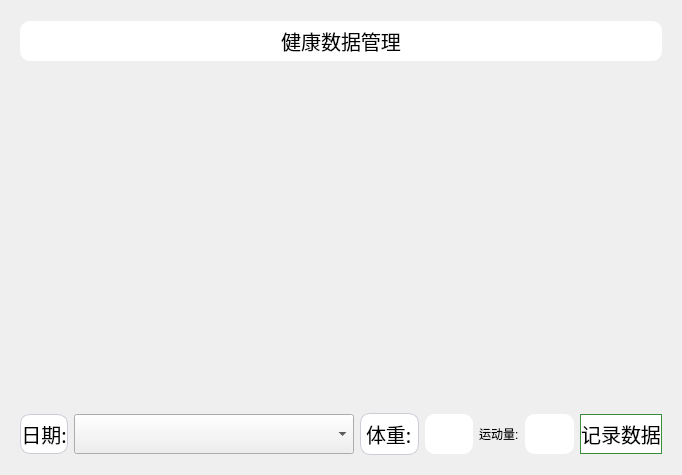
This is FitWidget/fitwidget.ui in foryouos/ForyouTools as Qt 5 draws it before an edit. The edited form follows.
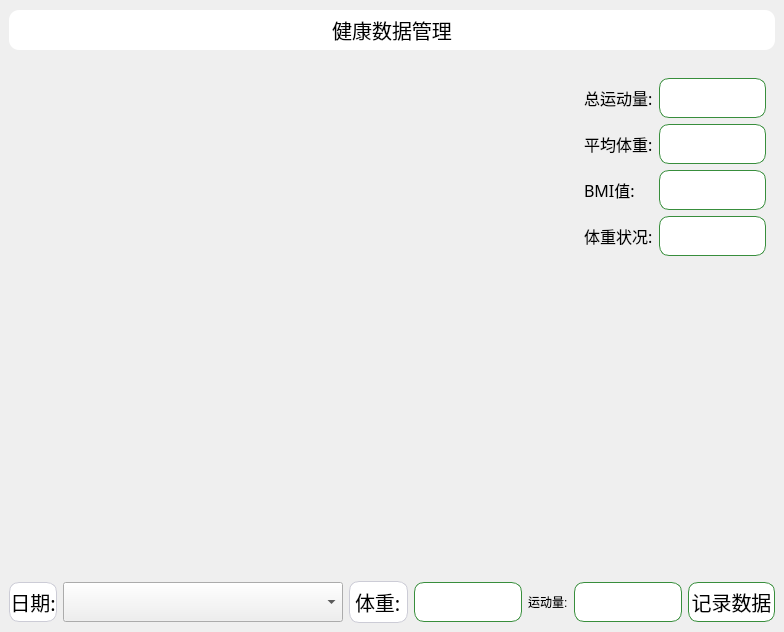
This is the edited form. Custom widgets are drawn as their Qt base class.

The edit to the form file:
```diff
--- a/FitWidget/fitwidget.ui
+++ b/FitWidget/fitwidget.ui
@@ -6,14 +6,29 @@
    <rect>
     <x>0</x>
     <y>0</y>
-    <width>682</width>
-    <height>475</height>
+    <width>784</width>
+    <height>632</height>
    </rect>
   </property>
   <property name="windowTitle">
    <string>FitWidget</string>
   </property>
   <layout class="QVBoxLayout" name="verticalLayout">
+   <property name="spacing">
+    <number>0</number>
+   </property>
+   <property name="leftMargin">
+    <number>0</number>
+   </property>
+   <property name="topMargin">
+    <number>0</number>
+   </property>
+   <property name="rightMargin">
+    <number>0</number>
+   </property>
+   <property name="bottomMargin">
+    <number>0</number>
+   </property>
    <item>
     <widget class="QWidget" name="TitleWidget" native="true">
      <property name="maximumSize">
@@ -55,7 +70,157 @@
     </widget>
    </item>
    <item>
-    <widget class="QWidget" name="LineWidget" native="true"/>
+    <widget class="QWidget" name="CenterWidget" native="true">
+     <layout class="QHBoxLayout" name="horizontalLayout_3">
+      <item>
+       <widget class="QWidget" name="LineWidget" native="true"/>
+      </item>
+      <item>
+       <widget class="QWidget" name="MessWidget" native="true">
+        <property name="minimumSize">
+         <size>
+          <width>100</width>
+          <height>0</height>
+         </size>
+        </property>
+        <property name="maximumSize">
+         <size>
+          <width>200</width>
+          <height>16777215</height>
+         </size>
+        </property>
+        <property name="font">
+         <font>
+          <family>宋体</family>
+          <pointsize>12</pointsize>
+         </font>
+        </property>
+        <layout class="QFormLayout" name="formLayout">
+         <item row="0" column="0">
+          <widget class="QLabel" name="label_5">
+           <property name="text">
+            <string>总运动量:</string>
+           </property>
+          </widget>
+         </item>
+         <item row="0" column="1">
+          <widget class="QLineEdit" name="ALL_KM">
+           <property name="minimumSize">
+            <size>
+             <width>0</width>
+             <height>40</height>
+            </size>
+           </property>
+           <property name="styleSheet">
+            <string notr="true">color: rgb(0, 0, 0);
+background-color: rgb(255, 255, 255);
+border-radius:10px;
+border: 1px solid #388E3C;
+</string>
+           </property>
+           <property name="alignment">
+            <set>Qt::AlignmentFlag::AlignCenter</set>
+           </property>
+           <property name="readOnly">
+            <bool>true</bool>
+           </property>
+          </widget>
+         </item>
+         <item row="1" column="0">
+          <widget class="QLabel" name="label_6">
+           <property name="text">
+            <string>平均体重:</string>
+           </property>
+          </widget>
+         </item>
+         <item row="1" column="1">
+          <widget class="QLineEdit" name="Aver_Weight">
+           <property name="minimumSize">
+            <size>
+             <width>0</width>
+             <height>40</height>
+            </size>
+           </property>
+           <property name="styleSheet">
+            <string notr="true">color: rgb(0, 0, 0);
+background-color: rgb(255, 255, 255);
+border-radius:10px;
+border: 1px solid #388E3C;
+</string>
+           </property>
+           <property name="alignment">
+            <set>Qt::AlignmentFlag::AlignCenter</set>
+           </property>
+           <property name="readOnly">
+            <bool>true</bool>
+           </property>
+          </widget>
+         </item>
+         <item row="2" column="0">
+          <widget class="QLabel" name="label_7">
+           <property name="text">
+            <string>BMI值:</string>
+           </property>
+          </widget>
+         </item>
+         <item row="2" column="1">
+          <widget class="QLineEdit" name="BMI">
+           <property name="minimumSize">
+            <size>
+             <width>0</width>
+             <height>40</height>
+            </size>
+           </property>
+           <property name="styleSheet">
+            <string notr="true">color: rgb(0, 0, 0);
+background-color: rgb(255, 255, 255);
+border-radius:10px;
+border: 1px solid #388E3C;
+</string>
+           </property>
+           <property name="alignment">
+            <set>Qt::AlignmentFlag::AlignCenter</set>
+           </property>
+           <property name="readOnly">
+            <bool>true</bool>
+           </property>
+          </widget>
+         </item>
+         <item row="3" column="0">
+          <widget class="QLabel" name="label_8">
+           <property name="text">
+            <string>体重状况:</string>
+           </property>
+          </widget>
+         </item>
+         <item row="3" column="1">
+          <widget class="QLineEdit" name="HealthStatus">
+           <property name="minimumSize">
+            <size>
+             <width>0</width>
+             <height>40</height>
+            </size>
+           </property>
+           <property name="styleSheet">
+            <string notr="true">color: rgb(0, 0, 0);
+background-color: rgb(255, 255, 255);
+border-radius:10px;
+border: 1px solid #388E3C;
+</string>
+           </property>
+           <property name="alignment">
+            <set>Qt::AlignmentFlag::AlignCenter</set>
+           </property>
+           <property name="readOnly">
+            <bool>true</bool>
+           </property>
+          </widget>
+         </item>
+        </layout>
+       </widget>
+      </item>
+     </layout>
+    </widget>
    </item>
    <item>
     <widget class="QWidget" name="BaseWidget" native="true">
@@ -147,6 +312,7 @@
          <string notr="true">color: rgb(0, 0, 0);
 background-color: rgb(255, 255, 255);
 border-radius:10px;
+border: 1px solid #388E3C;
 </string>
         </property>
        </widget>
@@ -170,6 +336,7 @@
          <string notr="true">color: rgb(0, 0, 0);
 background-color: rgb(255, 255, 255);
 border-radius:10px;
+border: 1px solid #388E3C;
 </string>
         </property>
        </widget>
@@ -197,7 +364,8 @@
         <property name="styleSheet">
          <string notr="true">background-color: rgb(255, 255, 255);
 border: 1px solid #388E3C;
-</string>
+
+border-radius:10px;</string>
         </property>
         <property name="text">
          <string>记录数据</string>
```
